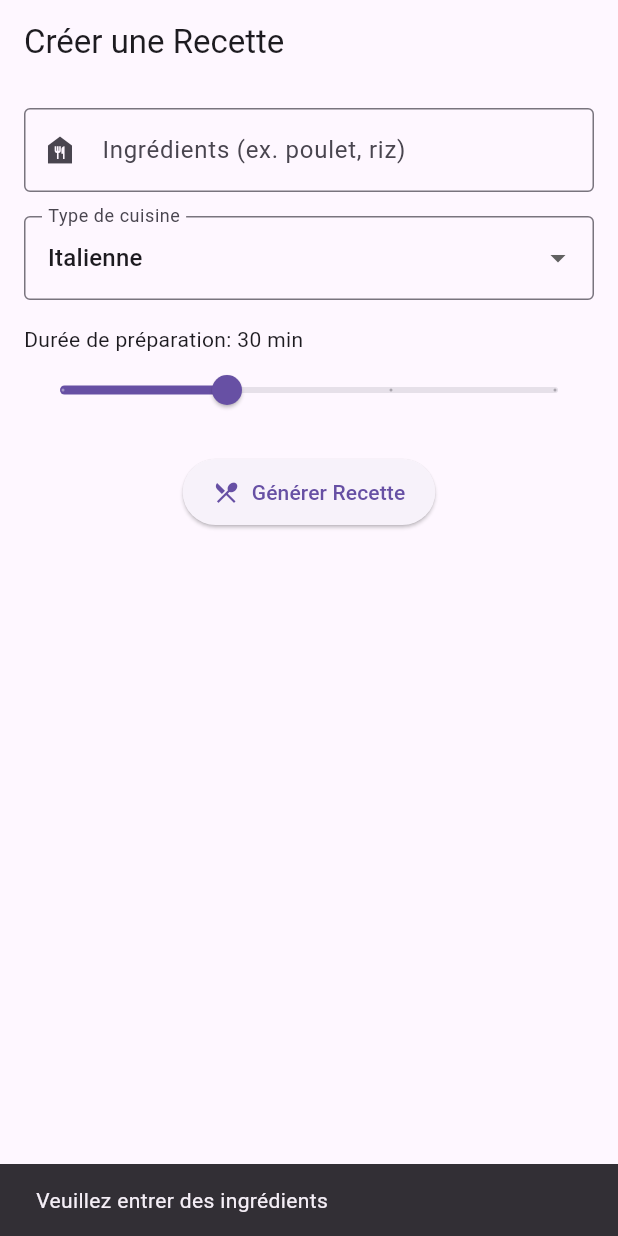
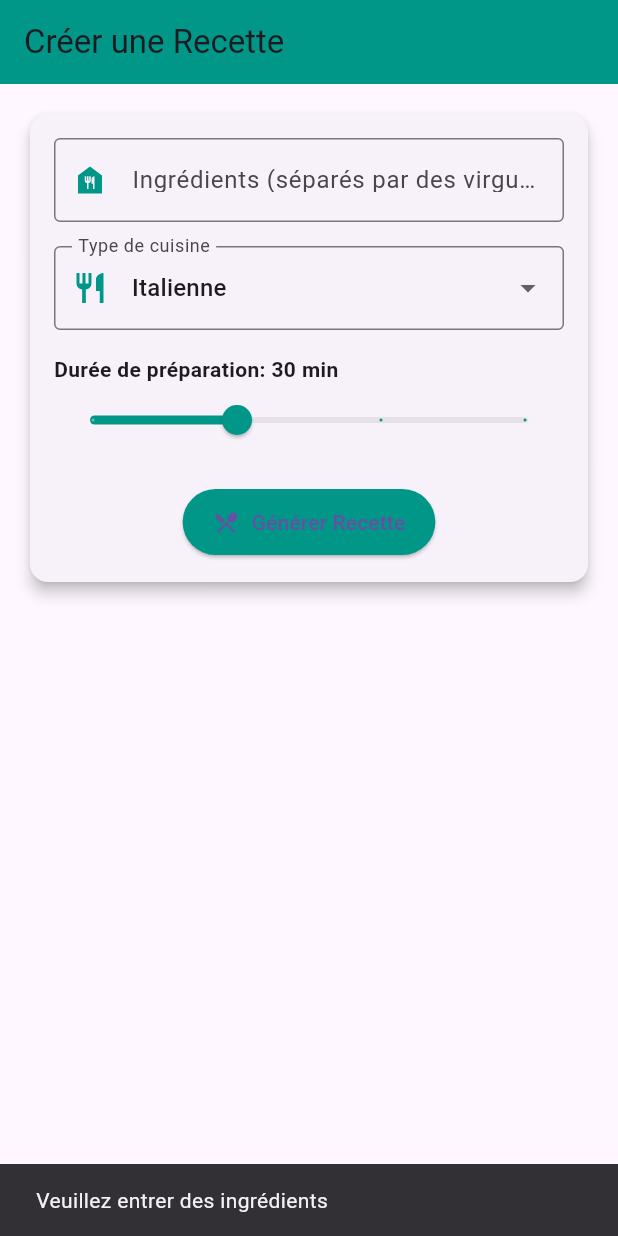
Before and after one commit to IhantsaFana/recetteia, a Flutter app: the screen it shows after launch, after a tap on "Générer Recette", on a phone screen of 412 x 824 dp. Run offline on Flutter 3.47's test engine with Material 3 defaults, Android fonts, the phone set to English and light mode, and no system bars; our stand-ins replace flutter_spinkit.

Commit message:
Première version mais un peux d'erreur d'affichage

```diff
--- a/lib/main.dart
+++ b/lib/main.dart
@@ -11,9 +11,21 @@ class RecipeGeneratorApp extends StatelessWidget {
     return MaterialApp(
       title: 'Recipe Generator',
       theme: ThemeData(
-        primarySwatch: Colors.blue,
+        primarySwatch: Colors.teal,
         visualDensity: VisualDensity.adaptivePlatformDensity,
         fontFamily: 'Roboto',
+        cardTheme: CardTheme(
+          elevation: 4,
+          shape: RoundedRectangleBorder(
+            borderRadius: BorderRadius.circular(12),
+          ),
+        ),
+        elevatedButtonTheme: ElevatedButtonThemeData(
+          style: ElevatedButton.styleFrom(
+            backgroundColor: Colors.teal,
+            padding: EdgeInsets.symmetric(horizontal: 20, vertical: 12),
+          ),
+        ),
       ),
       home: SplashScreen(),
     );
--- a/lib/screens/home_screen.dart
+++ b/lib/screens/home_screen.dart
@@ -3,6 +3,7 @@ import 'package:http/http.dart' as http;
 import 'dart:convert';
 import '../config/api_config.dart';
 import 'recipe_screen.dart';
+import 'package:flutter_spinkit/flutter_spinkit.dart';
 
 class HomeScreen extends StatefulWidget {
   @override
@@ -28,39 +29,68 @@ class _HomeScreenState extends State<HomeScreen> {
     setState(() => _isLoading = true);
 
     try {
+      final ingredients =
+          _ingredientsController.text.split(',').map((e) => e.trim()).toList();
+      final mealType =
+          _cuisine.toLowerCase() == 'végétarienne' ? 'végétarien' : 'dîner';
+      final prompt =
+          'Génère une recette en français utilisant les ingrédients suivants : ${ingredients.join(', ')}. La recette doit être de type $mealType, prendre maximum ${_duration.toInt()} minutes, et être adaptée à 2 personnes. Structure la réponse avec un titre, une liste d\'ingrédients, et des instructions étape par étape.';
+
       final response = await http.post(
-        Uri.parse(chefGptApiUrl),
-        headers: {
-          'Content-Type': 'application/json',
-          'Authorization': 'Bearer $chefGptApiKey',
+        Uri.parse('$geminiApiUrl?key=$geminiApiKey'),
+        headers: {'Content-Type': 'application/json'},
+        body: jsonEncode({
+          'contents': [
+            {
+              'parts': [
+                {'text': prompt},
+              ],
             },
-        body: jsonEncode({
-          'ingredients': _ingredientsController.text,
-          'cuisine': _cuisine,
-          'duration': _duration.toInt(),
+          ],
+          'generationConfig': {
+            'temperature': 0.7,
+            'topP': 0.95,
+            'maxOutputTokens': 512,
+          },
         }),
       );
 
+      print('Code de statut: ${response.statusCode}');
+      print('Réponse: ${response.body}');
+
       if (response.statusCode == 200) {
-        final recipeData = jsonDecode(response.body);
+        final responseData = jsonDecode(response.body);
+        final recipeText =
+            responseData['candidates']?[0]['content']['parts'][0]['text'] ??
+            'Aucune recette générée';
         Navigator.push(
           context,
           MaterialPageRoute(
-            builder:
-                (context) => RecipeScreen(
-                  recipe: recipeData['recipe'] ?? 'Recette générée',
-                ),
+            builder: (context) => RecipeScreen(recipeText: recipeText),
           ),
         );
+      } else if (response.statusCode == 401) {
+        ScaffoldMessenger.of(
+          context,
+        ).showSnackBar(SnackBar(content: Text('Clé API Gemini invalide')));
+      } else if (response.statusCode == 400) {
+        ScaffoldMessenger.of(
+          context,
+        ).showSnackBar(SnackBar(content: Text('Requête mal formée')));
+      } else if (response.statusCode == 429) {
+        ScaffoldMessenger.of(
+          context,
+        ).showSnackBar(SnackBar(content: Text('Limite de requêtes dépassée')));
       } else {
         ScaffoldMessenger.of(context).showSnackBar(
-          SnackBar(content: Text('Erreur lors de la génération de la recette')),
+          SnackBar(content: Text('Erreur API: ${response.statusCode}')),
         );
       }
     } catch (e) {
+      print('Erreur réseau: $e');
       ScaffoldMessenger.of(
         context,
-      ).showSnackBar(SnackBar(content: Text('Erreur réseau : $e')));
+      ).showSnackBar(SnackBar(content: Text('Erreur réseau: $e')));
     } finally {
       setState(() => _isLoading = false);
     }
@@ -69,19 +99,27 @@ class _HomeScreenState extends State<HomeScreen> {
   @override
   Widget build(BuildContext context) {
     return Scaffold(
-      appBar: AppBar(title: Text('Créer une Recette')),
+      appBar: AppBar(
+        title: Text('Créer une Recette'),
+        elevation: 0,
+        backgroundColor: Colors.teal,
+      ),
       body: Padding(
         padding: EdgeInsets.all(16.0),
         child: SingleChildScrollView(
+          child: Card(
+            child: Padding(
+              padding: EdgeInsets.all(16.0),
               child: Column(
                 crossAxisAlignment: CrossAxisAlignment.start,
                 children: [
                   TextField(
                     controller: _ingredientsController,
                     decoration: InputDecoration(
-                  labelText: 'Ingrédients (ex. poulet, riz)',
+                      labelText:
+                          'Ingrédients (séparés par des virgules, ex. poulet, riz)',
                       border: OutlineInputBorder(),
-                  prefixIcon: Icon(Icons.food_bank),
+                      prefixIcon: Icon(Icons.food_bank, color: Colors.teal),
                     ),
                   ),
                   SizedBox(height: 16),
@@ -90,6 +128,7 @@ class _HomeScreenState extends State<HomeScreen> {
                     decoration: InputDecoration(
                       labelText: 'Type de cuisine',
                       border: OutlineInputBorder(),
+                      prefixIcon: Icon(Icons.restaurant, color: Colors.teal),
                     ),
                     onChanged: (value) => setState(() => _cuisine = value!),
                     items:
@@ -103,33 +142,33 @@ class _HomeScreenState extends State<HomeScreen> {
                             .toList(),
                   ),
                   SizedBox(height: 16),
-              Text('Durée de préparation: ${_duration.toInt()} min'),
+                  Text(
+                    'Durée de préparation: ${_duration.toInt()} min',
+                    style: TextStyle(fontWeight: FontWeight.bold),
+                  ),
                   Slider(
                     value: _duration,
                     min: 15,
                     max: 60,
                     divisions: 3,
                     label: '${_duration.toInt()} min',
+                    activeColor: Colors.teal,
                     onChanged: (value) => setState(() => _duration = value),
                   ),
                   SizedBox(height: 20),
                   Center(
                     child:
                         _isLoading
-                        ? CircularProgressIndicator()
+                            ? SpinKitCircle(color: Colors.teal, size: 50.0)
                             : ElevatedButton.icon(
                               onPressed: _generateRecipe,
                               icon: Icon(Icons.restaurant_menu),
                               label: Text('Générer Recette'),
-                          style: ElevatedButton.styleFrom(
-                            padding: EdgeInsets.symmetric(
-                              horizontal: 20,
-                              vertical: 12,
-                            ),
-                          ),
                             ),
                   ),
                 ],
+              ),
+            ),
           ),
         ),
       ),
--- a/lib/screens/splash_screen.dart
+++ b/lib/screens/splash_screen.dart
@@ -6,11 +6,20 @@ class SplashScreen extends StatefulWidget {
   _SplashScreenState createState() => _SplashScreenState();
 }
 
-class _SplashScreenState extends State<SplashScreen> {
+class _SplashScreenState extends State<SplashScreen>
+    with SingleTickerProviderStateMixin {
+  late AnimationController _controller;
+  late Animation<double> _animation;
+
   @override
   void initState() {
     super.initState();
-    // Naviguer vers HomeScreen après 3 secondes
+    _controller = AnimationController(
+      duration: Duration(seconds: 2),
+      vsync: this,
+    )..forward();
+    _animation = Tween<double>(begin: 0, end: 1).animate(_controller);
+
     Future.delayed(Duration(seconds: 3), () {
       Navigator.pushReplacement(
         context,
@@ -20,13 +29,23 @@ class _SplashScreenState extends State<SplashScreen> {
   }
 
   @override
+  void dispose() {
+    _controller.dispose();
+    super.dispose();
+  }
+
+  @override
   Widget build(BuildContext context) {
     return Scaffold(
-      backgroundColor: Colors.blue,
+      backgroundColor: Colors.teal,
       body: Center(
+        child: FadeTransition(
+          opacity: _animation,
           child: Column(
             mainAxisAlignment: MainAxisAlignment.center,
             children: [
+              Icon(Icons.restaurant_menu, size: 80, color: Colors.white),
+              SizedBox(height: 20),
               Text(
                 'Recipe Generator',
                 style: TextStyle(
@@ -40,6 +59,7 @@ class _SplashScreenState extends State<SplashScreen> {
             ],
           ),
         ),
+      ),
     );
   }
 }
```
Also changed, not shown: lib/screens/recipe_screen.dart (+78 -16 lines). Lines whose indentation alone changed are shown as unchanged.
